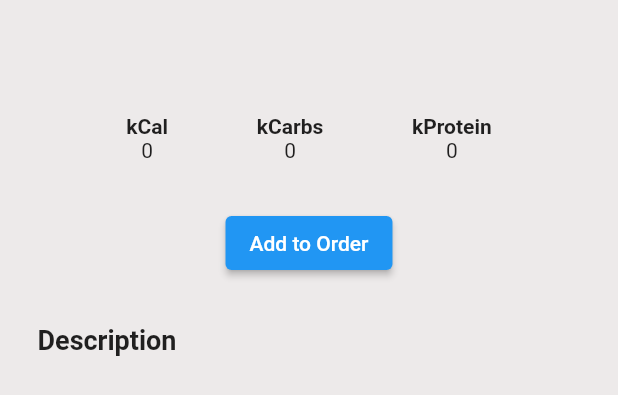
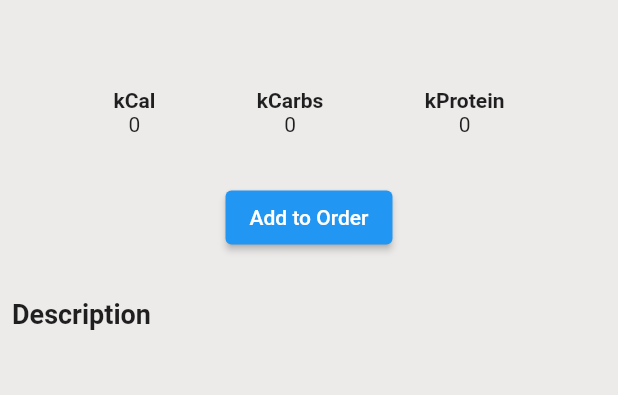
Before and after one commit to EdgarsJaudzems/starters_bloc, a Flutter app: the DetailsDescription widget shown alone on an empty page, opened directly with empty values, on a phone screen of 412 x 824 dp. Shown: the top 395 px of the screen. Run offline on Flutter 3.47's test engine with Material 2 defaults, Android fonts, the light colour scheme and no system bars; our stand-ins replace dio, equatable, flutter_bloc; network calls fail.

Commit message:
Add constants

```diff
--- /dev/null
+++ b/lib/constants/sizes.dart
@@ -0,0 +1,15 @@
+// SizedBox
+const double kSizedBoxSmaller = 5;
+const double kSizedBoxSmall = 10;
+const double kSizedBoxLarger = 25;
+const double kSizedBoxLarge = 30;
+const double kSizedBoxExtraLarge = 50;
+
+// Padding and Margin
+const double kPaddingMarginSmall = 8;
+const double kPaddingMarginLarge = 15;
+const double kPaddingMarginLarger = 20;
+
+// Border Radius
+const double kBorderRadiusLarger = 20;
+const double kBorderRadiusGigantic = 120;
--- a/lib/screens/details_screen/widgets/details_description.dart
+++ b/lib/screens/details_screen/widgets/details_description.dart
@@ -2,6 +2,7 @@ import 'package:flutter/material.dart';
 import 'package:flutter_bloc/flutter_bloc.dart';
 import 'package:starters_bloc/bloc/food_bloc/food_bloc.dart';
 import 'package:starters_bloc/constants/colors.dart';
+import 'package:starters_bloc/constants/sizes.dart';
 import 'package:starters_bloc/constants/strings.dart';
 import 'package:starters_bloc/models/food.dart';
 
@@ -14,7 +15,7 @@ class DetailsDescription extends StatelessWidget {
   Widget build(BuildContext context) {
     return Container(
       width: double.infinity,
-      padding: const EdgeInsets.all(25),
+      padding: const EdgeInsets.all(kPaddingMarginSmall),
       color: kBackgroundColor,
       child: Column(
         children: [
@@ -25,7 +26,7 @@ class DetailsDescription extends StatelessWidget {
               fontSize: 22,
             ),
           ),
-          const SizedBox(height: 25),
+          const SizedBox(height: kSizedBoxLarger),
           Row(
             mainAxisAlignment: MainAxisAlignment.spaceEvenly,
             children: [
@@ -37,7 +38,7 @@ class DetailsDescription extends StatelessWidget {
                   composition: kProtein, amount: foodItem.protein as num),
             ],
           ),
-          const SizedBox(height: 30),
+          const SizedBox(height: kSizedBoxLarge),
           ElevatedButton(
               onPressed: () async {
                 context.read<FoodBloc>().orderList.add(foodItem);
@@ -45,7 +46,7 @@ class DetailsDescription extends StatelessWidget {
                 if (context.mounted) Navigator.pop(context);
               },
               child: const Text(kAddToOrder)),
-          const SizedBox(height: 30),
+          const SizedBox(height: kSizedBoxLarge),
           const Row(
             children: [
               Text(
@@ -57,7 +58,7 @@ class DetailsDescription extends StatelessWidget {
               )
             ],
           ),
-          const SizedBox(height: 10),
+          const SizedBox(height: kSizedBoxSmall),
           Text(
             foodItem.description!,
             style: const TextStyle(
@@ -66,7 +67,7 @@ class DetailsDescription extends StatelessWidget {
               fontSize: 16,
             ),
           ),
-          const SizedBox(height: 30),
+          const SizedBox(height: kSizedBoxLarge),
         ],
       ),
     );
--- a/lib/screens/home_screen/home_screen.dart
+++ b/lib/screens/home_screen/home_screen.dart
@@ -1,6 +1,7 @@
 import 'package:flutter/material.dart';
 import 'package:flutter_bloc/flutter_bloc.dart';
 import 'package:starters_bloc/bloc/food_bloc/food_bloc.dart';
+import 'package:starters_bloc/constants/sizes.dart';
 import 'package:starters_bloc/models/food.dart';
 import 'package:starters_bloc/screens/details_screen/details_screen.dart';
 import 'package:starters_bloc/screens/home_screen/widgets/food_list_item.dart';
@@ -17,7 +18,7 @@ class _HomeScreenState extends State<HomeScreen> {
   Widget build(BuildContext context) {
     return Scaffold(
       body: Container(
-        padding: const EdgeInsets.all(8),
+        padding: const EdgeInsets.all(kPaddingMarginSmall),
         child: BlocListener<FoodBloc, FoodState>(
           listener: (context, state) {
             if (state is FoodFailure) {
```
Also changed, not shown: lib/screens/details_screen/widgets/details_image.dart (+4 -3 lines), lib/screens/home_screen/widgets/food_list_item.dart (+6 -5 lines), lib/screens/orders_screen/orders_screen.dart (+5 -4 lines). Lines whose indentation alone changed are shown as unchanged.
